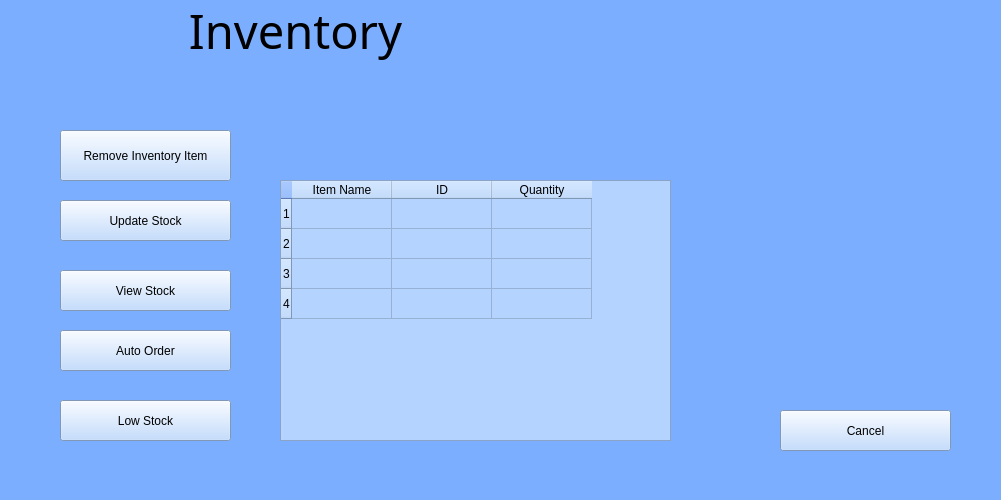
Qt form UI/Inventory.ui (BennettPJ/SFWE403-Sem-Proj) before a commit.
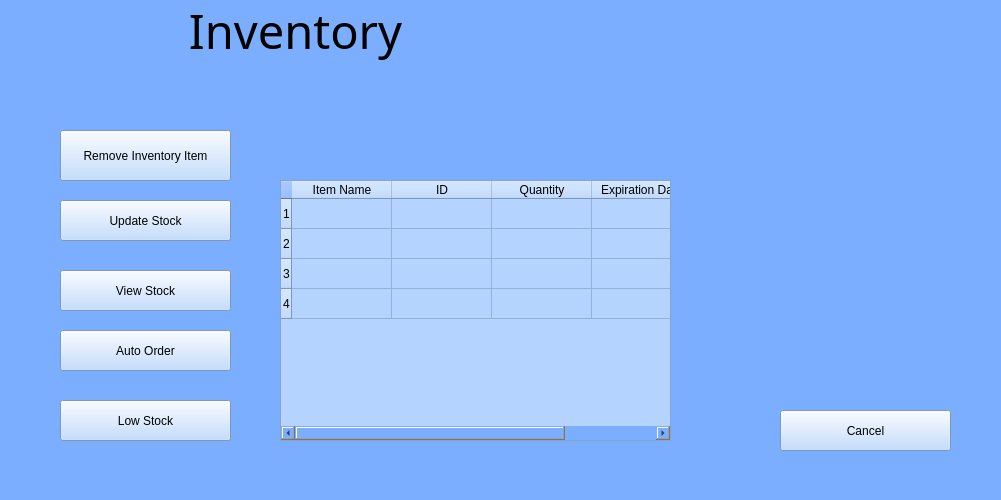
The same form after that commit. Icons and pictures are not drawn.

Commit message: Connect the Inventory GUI to the backend, Update the low-stock to show a list of items that are low, and update the csv to store the information we need

```diff
--- a/UI/Inventory.ui
+++ b/UI/Inventory.ui
@@ -190,6 +190,11 @@
       <string>Quantity</string>
      </property>
     </column>
+    <column>
+  <property name="text">
+   <string>Expiration Date</string> 
+  </property>
+ </column>
    </widget>
    <widget class="QPushButton" name="updateStockButton">
     <property name="geometry">
```
The commit also changes 5 other files.
